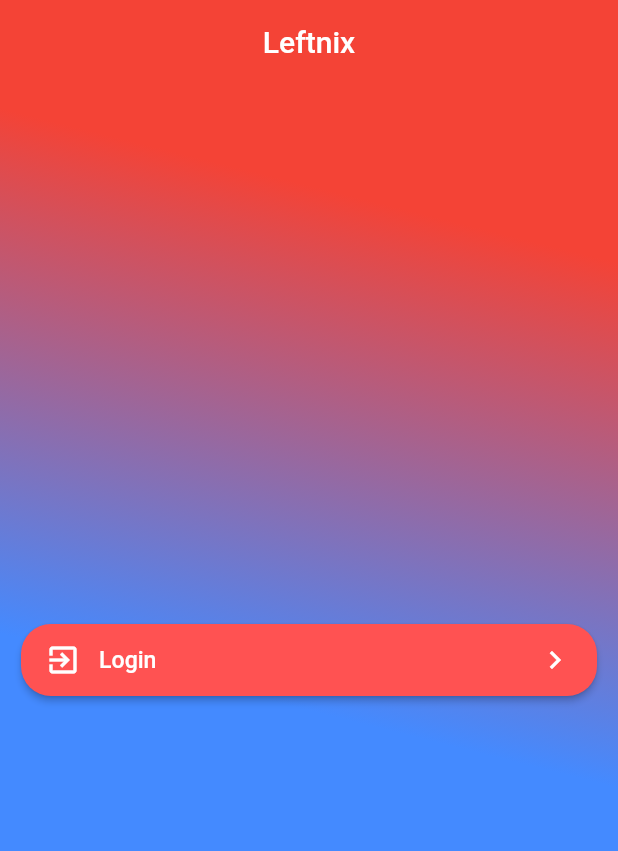
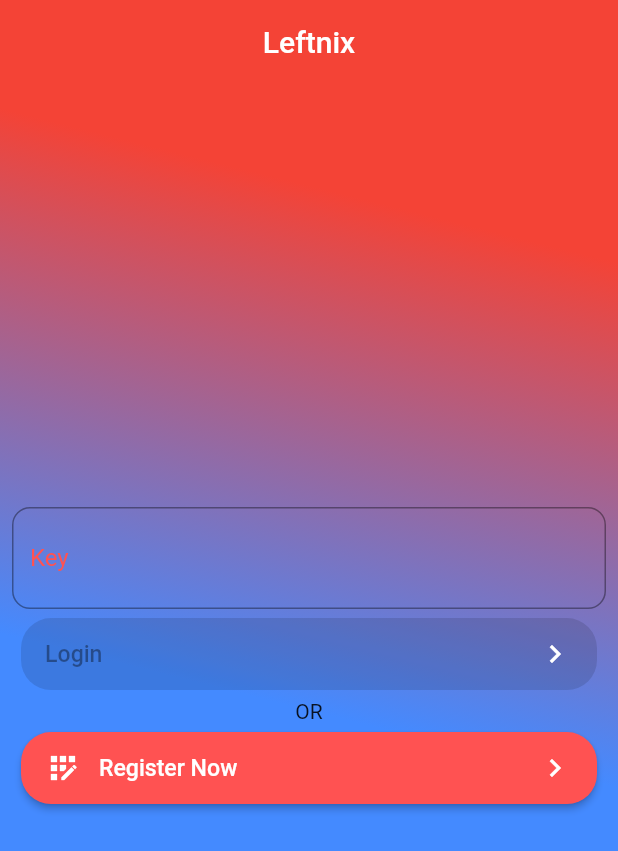
Before and after one commit to samuzaffar99/leftnix, a Flutter app: the screen it shows after launch, on a phone screen of 412 x 824 dp. Shown: the top 851 px of the screen. Run offline on Flutter 3.47's test engine with Material 2 defaults, Android fonts, the light colour scheme and no system bars; drawn by our look-alikes of reactive_forms; our stand-ins replace get; missing offline and left inert: web3dart.

Commit message:
add controller to loginui

```diff
--- a/lib/pages/login.dart
+++ b/lib/pages/login.dart
@@ -1,5 +1,7 @@
 import 'package:flutter/material.dart';
 import 'package:get/get.dart';
+import 'package:leftnix/chain.dart';
+import 'package:leftnix/secrets.dart';
 import 'package:leftnix/widgets.dart';
 import 'package:reactive_forms/reactive_forms.dart';
 
@@ -8,18 +10,9 @@ class LoginPage extends StatelessWidget {
 
   @override
   Widget build(BuildContext context) {
+    Get.put(LoginController());
     return Container(
-      decoration: const BoxDecoration(
-        gradient: LinearGradient(
-          begin: Alignment.topRight,
-          end: Alignment.bottomCenter,
-          stops: [0.2, 0.6],
-          colors: [
-            Colors.red,
-            secondaryColor,
-          ],
-        ),
-      ),
+      decoration: backgroundDecor,
       child: Scaffold(
         backgroundColor: Colors.transparent,
         appBar: AppBar(
@@ -37,12 +30,13 @@ class LoginPage extends StatelessWidget {
             child: Column(
               mainAxisAlignment: MainAxisAlignment.center,
               children: <Widget>[
+                const LoginForm(),
+                const Text("OR"),
                 CustomButton(
-                  prefixIcon: const Icon(Icons.exit_to_app),
-                  onPressed: () => Get.toNamed("/"),
-                  labelText: "Login",
-                ),
-                // const Banner(),
+                  prefixIcon: const Icon(Icons.app_registration),
+                  onPressed: () => Get.toNamed("/register"),
+                  labelText: "Register Now",
+                )
               ],
             ),
           ),
@@ -52,28 +46,47 @@ class LoginPage extends StatelessWidget {
   }
 }
 
-class LoginForm extends StatelessWidget {
+class LoginController extends GetxController {
+  final loginForm = fb.group(
+    {
+      "key": [
+        privateKey,
+        Validators.required,
+        Validators.minLength(32),
+        Validators.maxLength(84),
+      ],
+    },
+  );
+
+  Future<void> login() async {
+    String key = loginForm.value["key"] as String;
+    String username = loginForm.value["username"] as String;
+    final Session network = Get.find<Session>();
+    bool existing = await network.register(key,username);
+    if (existing) {
+      Get.offAllNamed("/home");
+    } else {
+      print("User does not exist!");
+    }
+  }
+}
+
+class LoginForm extends GetView<LoginController> {
   const LoginForm({Key? key}) : super(key: key);
 
   @override
   Widget build(BuildContext context) {
-    final signinForm = fb.group({
-      "key": [
-        "",
-        Validators.required,
-        Validators.minLength(6),
-        Validators.maxLength(64),
-      ],
-    });
     return ReactiveForm(
-      formGroup: signinForm,
+      formGroup: controller.loginForm,
       child: Column(
         children: [
-          TextFormField(),
-          TextFormField(),
           const CustomPasswordTextField(
             formControlName: 'key',
             labelText: "Key",
+          ),
+          ConsumerCustomButton(
+            onValidPressed: () => controller.login(),
+            labelText: "Login",
           ),
         ],
       ),
```
